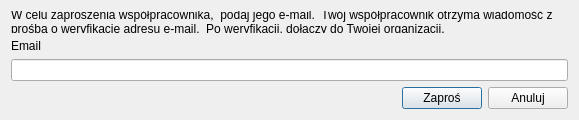
The window that usemaps_lite/ui/invite_user.ui (gis-support/usemaps-lite-plugin) describes before a commit, drawn with Qt 5.
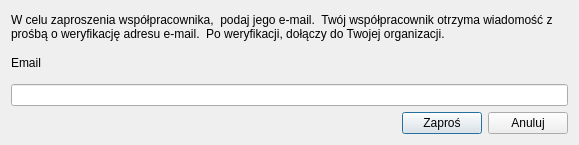
The same window after the commit.

Commit message: 1.0.0 przekompilowane resources, poprawiony dialog invite user

```diff
--- a/usemaps_lite/ui/invite_user.ui
+++ b/usemaps_lite/ui/invite_user.ui
@@ -7,19 +7,19 @@
     <x>0</x>
     <y>0</y>
     <width>579</width>
-    <height>120</height>
+    <height>145</height>
    </rect>
   </property>
   <property name="minimumSize">
    <size>
     <width>579</width>
-    <height>120</height>
+    <height>145</height>
    </size>
   </property>
   <property name="maximumSize">
    <size>
     <width>579</width>
-    <height>120</height>
+    <height>145</height>
    </size>
   </property>
   <property name="windowTitle">
```
The commit also changes 2 other files.
